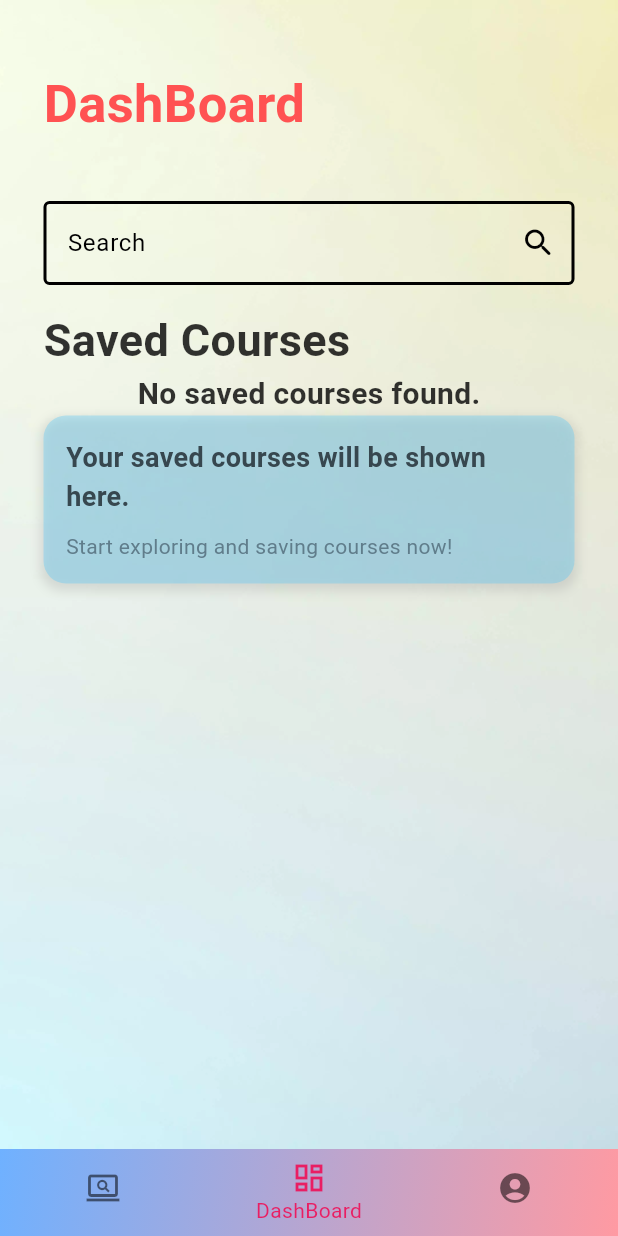
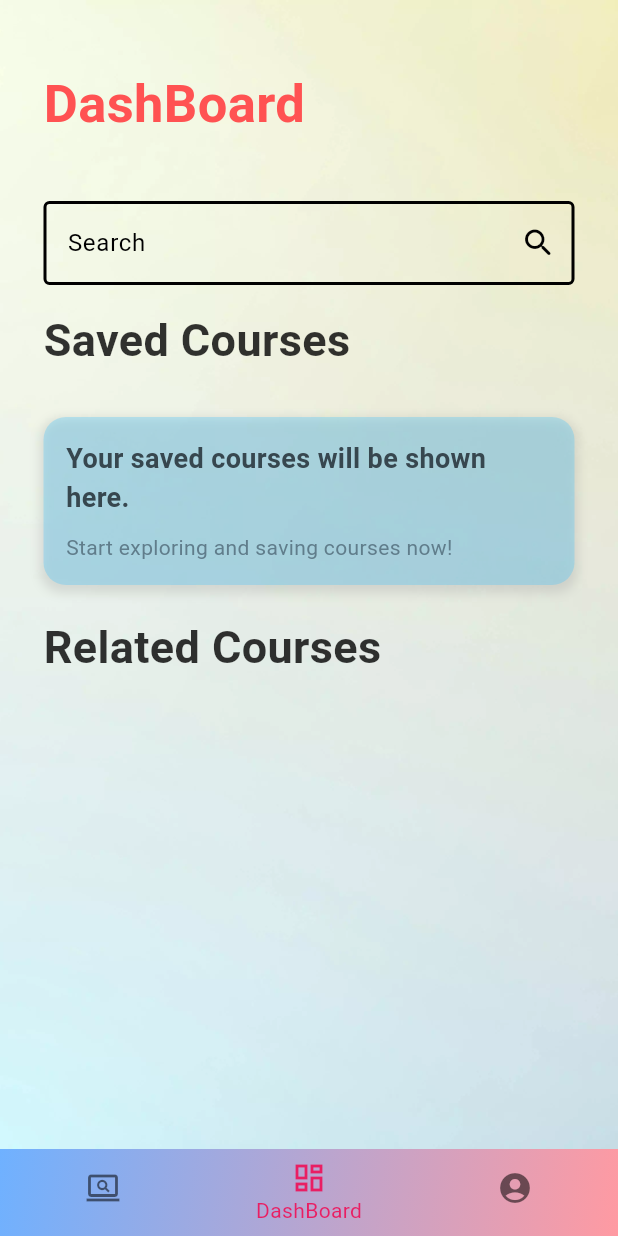
Before and after one commit to malikkhizar12/finalyearprojectapp, a Flutter app: the Dashboard screen opened by its route, on a phone screen of 412 x 824 dp. Run offline on Flutter 3.47's test engine with Material 3 defaults, Android fonts, the phone set to English and light mode, and no system bars; our stand-ins replace animated_text_kit, cached_network_image, cloud_firestore, firebase_auth, firebase_core, firebase_storage and 7 more; missing offline and left inert: flutter_facebook_auth; accounts and stored records are empty; network calls fail; statements that could not run were skipped; project files that could hold a hidden picture were left out.

Commit message:
4/12/2023

```diff
--- a/lib/controllers/firebase_auth_controller.dart
+++ b/lib/controllers/firebase_auth_controller.dart
@@ -379,9 +379,9 @@ class FirebaseAuthController extends GetxController {
           'photoUrl': photoUrl,
         }).then((value) {
           clearController();
-          print('New User');
+
           showToast('Welcome', 'Your account has been created');
-          Get.offAndToNamed('/preferences');
+          Get.offAndToNamed('/dashBoard');
         });
       } else {
         clearController();
--- a/lib/screens/dashBoard.dart
+++ b/lib/screens/dashBoard.dart
@@ -64,6 +64,7 @@ import '../core/collections.dart';
   }
 
   class Dashboard extends StatefulWidget {
+
     @override
     _DashboardState createState() => _DashboardState();
   }
@@ -96,7 +97,7 @@ import '../core/collections.dart';
       }
 
       // const apiUrl = 'https://courseguide.cyclic.cloud/recommend';
-      const apiUrl = 'http://192.168.18.4:5000/recommend';
+      const apiUrl = 'http://192.168.18.85:5000/recommend';
       final response = await http.post(
         Uri.parse(apiUrl),
         headers: {'Content-Type': 'application/json'},
@@ -220,7 +221,7 @@ import '../core/collections.dart';
                     ),
                     const SizedBox(height: 35),
                     Text(
-                      "search for Best Courses By KhizarHayyat ".toUpperCase(),
+                      "search for Best Courses ".toUpperCase(),
                       style: const TextStyle(
                         fontSize: 22,
                         color: Colors.black,
@@ -317,8 +318,13 @@ import '../core/collections.dart';
                               },
                               child: isFetchingRecommendations
                                   ? CircularProgressIndicator()
-                                  : Text('Search Courses'.toUpperCase()),
+                                  : Text('Search Courses'.toUpperCase(), style: TextStyle(
+                                color: Colors.white, // Change the text color to white
+                                fontWeight: FontWeight.bold,
+                                fontSize: 16// Change the font weight to bold
+                              ),),
                               style: ElevatedButton.styleFrom(
+
                                 backgroundColor: Colors.red.withOpacity(0.7),
                                 shape: const RoundedRectangleBorder(),
                               ),
@@ -438,14 +444,13 @@ import '../core/collections.dart';
 
       case PageState.State2:
       return Stack(
-            children:[
+      children: [
       Image.asset(
-        'assets/images/edit_profile_background.webp', // Replace with the actual path to your background image
+      'assets/images/edit_profile_background.webp',
       fit: BoxFit.cover,
       width: double.infinity,
       height: double.infinity,
       ),
-
       SingleChildScrollView(
       child: Container(
       padding: const EdgeInsets.all(29),
@@ -456,7 +461,6 @@ import '../core/collections.dart';
       height: 15,
       ),
       const Text(
-
       "DashBoard",
       style: TextStyle(
       fontWeight: FontWeight.bold,
@@ -469,23 +473,22 @@ import '../core/collections.dart';
       ),
       Container(
       child: TextFormField(
-                  style: TextStyle(color: Colors.black), // Set text color
+      style: TextStyle(color: Colors.black),
       decoration: InputDecoration(
       labelText: "Search",
       hintText: "Search",
-                    labelStyle: TextStyle(color: Colors.black), // Set label text color
-                    hintStyle: TextStyle(color: Colors.black), // Set hint text color
+      labelStyle: TextStyle(color: Colors.black),
+      hintStyle: TextStyle(color: Colors.black),
       enabledBorder: OutlineInputBorder(
-                      borderSide: BorderSide(color: Colors.black, width: 2.0), // Specify the border color and width
+      borderSide: BorderSide(color: Colors.black, width: 2.0),
       ),
       focusedBorder: OutlineInputBorder(
-                      borderSide: BorderSide(color: Colors.black, width: 2.0), // Specify the border color and width when focused
+      borderSide: BorderSide(color: Colors.black, width: 2.0),
       ),
-                    suffixIcon: Icon(Icons.search_rounded, color: Colors.black), // Set icon color
+      suffixIcon: Icon(Icons.search_rounded, color: Colors.black),
       ),
       ),
       ),
-
       const SizedBox(
       height: 15,
       ),
@@ -497,13 +500,12 @@ import '../core/collections.dart';
       color: Colors.black.withOpacity(0.8),
       ),
       ),
-
       StreamBuilder(
       stream: FirebaseFirestore.instance
           .collection('savedCourses')
-                    .where('userId', isEqualTo: FirebaseAuth.instance.currentUser?.uid ?? '').snapshots(),
+          .where('userId', isEqualTo: FirebaseAuth.instance.currentUser?.uid ?? '')
+          .snapshots(),
       builder: (context, snapshot) {
-
       if (snapshot.connectionState == ConnectionState.waiting) {
       return const CircularProgressIndicator();
       } else if (snapshot.hasError) {
@@ -512,15 +514,9 @@ import '../core/collections.dart';
       // If there are no saved courses, display a message
       return Column(
       children: [
-            Text(
-            "No saved courses found.",
-            style: TextStyle(
-            fontWeight: FontWeight.bold,
-            fontSize: 20,
-            color: Colors.black.withOpacity(0.8), // Make the text more vibrant
-            ),
-            ),
-            Container(
+      SizedBox(height: 30,),
+      Center(
+      child: Container(
       padding: const EdgeInsets.all(15),
       decoration: BoxDecoration(
       color: Colors.lightBlueAccent.withOpacity(0.3),
@@ -557,6 +553,7 @@ import '../core/collections.dart';
       ],
       ),
       ),
+      ),
       ],
       );
       } else {
@@ -578,7 +575,6 @@ import '../core/collections.dart';
       itemCount: showAllCourses ? savedCourses.length : numberOfCoursesToShow,
       itemBuilder: (context, index) {
       final courseData = savedCourses[index];
-
 
       // Use the null-aware and null coalescing operators to safely access properties
       String courseTitle = courseData['courseTitle']?.toString() ?? "Course Title";
@@ -665,15 +661,20 @@ import '../core/collections.dart';
       child: Text(
       showAllCourses ? "Hide" : "See All",
       style: const TextStyle(
-            color: Colors.black, // Set the text color to black
+      color: Colors.black,
       fontWeight: FontWeight.bold,
       ),
       ),
       ),
       ],
       ),
+      ],
+      );
+      }
+      },
+      ),
       const SizedBox(
-                height: 20, // Add some spacing between "See More" and "Related Courses"
+      height: 20,
       ),
       Align(
       alignment: Alignment.centerLeft,
@@ -687,16 +688,11 @@ import '../core/collections.dart';
       ),
       ),
       ],
-            );
-            }
-            },
-            ),
-            ],
       ),
       ),
-            ),
-      ]
+      ),]
       );
+
       case PageState.State3:
           backgroundColor = Colors.orange;
           double screenHeight = MediaQuery.of(context).size.height;
@@ -900,7 +896,11 @@ import '../core/collections.dart';
                               onPressed: () async {
                                 Get.offNamed('/login');
                               },
-                              child: Text("Logout".toUpperCase()),
+                              child: Text("Logout".toUpperCase(), style: TextStyle(
+                                color: Colors.white, // Change the text color to white
+                                fontWeight: FontWeight.bold,
+                                fontSize: 16// Change the font weight to bold
+                              ),),
                               style: ElevatedButton.styleFrom(
                                 backgroundColor: Colors.red.withOpacity(0.7),
                                 shape: RoundedRectangleBorder(borderRadius: BorderRadius.circular(10.0)),
```
Also changed, not shown: pubspec.yaml (+5 -5 lines), pubspec.lock. Lines whose indentation alone changed are shown as unchanged.
